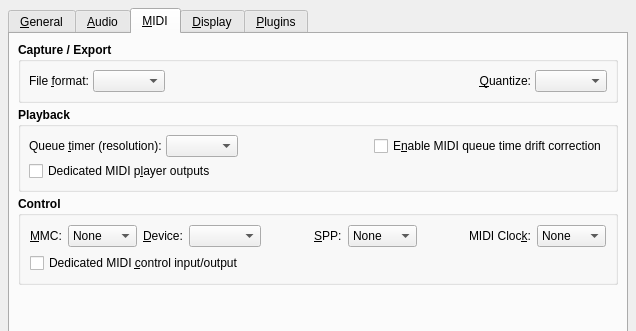
The window that src/qtractorOptionsForm.ui (rncbc/qtractor) describes before a commit, drawn with Qt 5; both pictures show x 0 to 636 and y 0 to 331 of the 636 by 546 pixel window.
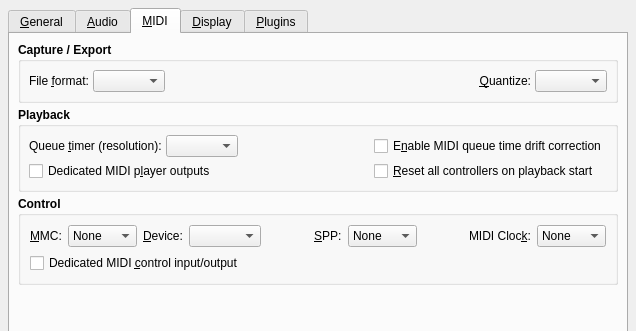
The same window after the commit. The open tabs and pages were chosen to show the change. Icons and pictures are not drawn. Custom widgets are drawn as their Qt base class.

Commit message: - A new option has been added to reset/resend all MIDI track/channel   and buses controllers on playback start (cf. View/Options.../MIDI/   Playback/Reset all controllers on playback start). (EXPERIMENTAL)

```diff
--- a/src/qtractorOptionsForm.ui
+++ b/src/qtractorOptionsForm.ui
@@ -1561,7 +1561,7 @@
             </property>
            </widget>
           </item>
-          <item row="1" column="0" colspan="4">
+          <item row="1" column="0" colspan="3">
            <widget class="QCheckBox" name="MidiPlayerBusCheckBox">
             <property name="font">
              <font>
@@ -1577,6 +1577,22 @@
             </property>
            </widget>
           </item>
+          <item row="1" column="3">
+           <widget class="QCheckBox" name="MidiResetAllControllersCheckBox">
+            <property name="font">
+             <font>
+              <weight>50</weight>
+              <bold>false</bold>
+             </font>
+            </property>
+            <property name="toolTip">
+             <string>Whether to reset/resend all controllers on playback start</string>
+            </property>
+            <property name="text">
+             <string>&amp;Reset all controllers on playback start</string>
+            </property>
+           </widget>
+          </item>
          </layout>
         </widget>
        </item>
```
Left out of the diff: 1 changed line with no effect on the pictures. The commit also changes 10 other files.
